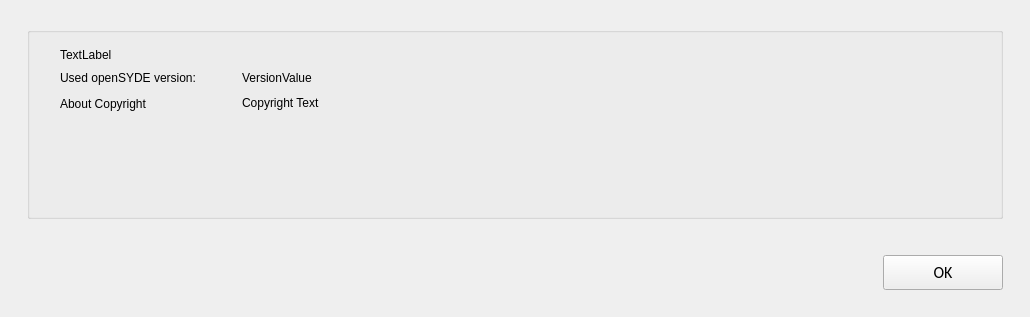
The window that opensyde_tool/src/navigable_gui/C_NagAboutDialog.ui (openSYDE/openSYDE) describes before a commit, drawn with Qt 5.
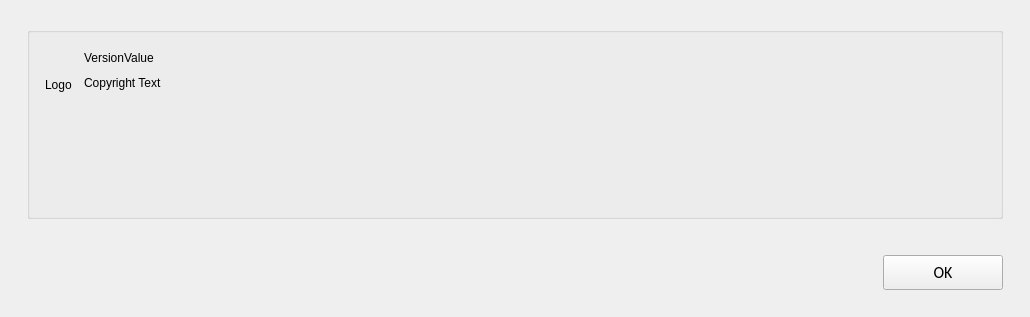
The same window after the commit. Custom widgets are drawn as their Qt base class.

```diff
--- a/opensyde_tool/src/navigable_gui/C_NagAboutDialog.ui
+++ b/opensyde_tool/src/navigable_gui/C_NagAboutDialog.ui
@@ -69,7 +69,7 @@
           </property>
           <property name="sizeHint" stdset="0">
            <size>
-            <width>21</width>
+            <width>6</width>
             <height>20</height>
            </size>
           </property>
@@ -84,69 +84,31 @@
            <number>0</number>
           </property>
           <item>
-           <widget class="QLabel" name="pc_LabelLogo">
-            <property name="text">
-             <string>TextLabel</string>
-            </property>
-           </widget>
-          </item>
-          <item>
-           <layout class="QHBoxLayout" name="horizontalLayout_6" stretch="0,0,1">
+           <layout class="QHBoxLayout" name="horizontalLayout_6" stretch="0,0,0,1">
             <item>
              <layout class="QVBoxLayout" name="verticalLayout_2">
               <item>
-               <layout class="QHBoxLayout" name="horizontalLayout_3" stretch="0,0">
-                <property name="spacing">
-                 <number>6</number>
-                </property>
-                <item>
-                 <widget class="stw_opensyde_gui_elements::C_OgeLabGroupItem" name="pc_LabelDescOpenSYDEVersion">
-                  <property name="text">
-                   <string>Used openSYDE version:</string>
-                  </property>
-                 </widget>
-                </item>
-                <item>
-                 <spacer name="horizontalSpacer_4">
+               <spacer name="verticalSpacer_5">
                   <property name="orientation">
-                   <enum>Qt::Horizontal</enum>
+                 <enum>Qt::Vertical</enum>
                   </property>
                   <property name="sizeType">
-                   <enum>QSizePolicy::Expanding</enum>
+                 <enum>QSizePolicy::Fixed</enum>
                   </property>
                   <property name="sizeHint" stdset="0">
                    <size>
-                    <width>40</width>
-                    <height>20</height>
+                  <width>20</width>
+                  <height>30</height>
                    </size>
                   </property>
                  </spacer>
                 </item>
-               </layout>
-              </item>
               <item>
-               <layout class="QHBoxLayout" name="horizontalLayout_13">
-                <item>
-                 <widget class="stw_opensyde_gui_elements::C_OgeLabGroupItem" name="pc_AboutCopyright">
+               <widget class="QLabel" name="pc_LabelLogo">
                   <property name="text">
-                   <string>About Copyright</string>
-                  </property>
-                 </widget>
-                </item>
-                <item>
-                 <spacer name="horizontalSpacer_8">
-                  <property name="orientation">
-                   <enum>Qt::Horizontal</enum>
-                  </property>
-                  <property name="sizeHint" stdset="0">
-                   <size>
-                    <width>40</width>
-                    <height>20</height>
-                   </size>
-                  </property>
-                 </spacer>
-                </item>
-               </layout>
+                 <string>Logo</string>
+                </property>
+               </widget>
               </item>
               <item>
                <spacer name="verticalSpacer_4">
@@ -163,6 +125,19 @@
               </item>
              </layout>
             </item>
+            <item>
+             <spacer name="horizontalSpacer_2">
+              <property name="orientation">
+               <enum>Qt::Horizontal</enum>
+              </property>
+              <property name="sizeHint" stdset="0">
+               <size>
+                <width>6</width>
+                <height>25</height>
+               </size>
+              </property>
+             </spacer>
+            </item>
             <item>
              <layout class="QVBoxLayout" name="verticalLayout_3" stretch="0">
               <item>
@@ -351,11 +326,6 @@
   </layout>
  </widget>
  <customwidgets>
-  <customwidget>
-   <class>stw_opensyde_gui_elements::C_OgeLabGroupItem</class>
-   <extends>QLabel</extends>
-   <header>C_OgeLabGroupItem.h</header>
-  </customwidget>
   <customwidget>
    <class>stw_opensyde_gui_elements::C_OgeLabGroupItemValue</class>
    <extends>QLabel</extends>
@@ -372,6 +342,11 @@
    <header>C_OgeGbx.h</header>
    <container>1</container>
   </customwidget>
+  <customwidget>
+   <class>stw_opensyde_gui_elements::C_OgeLabHeadingGroupBold</class>
+   <extends>QLabel</extends>
+   <header>C_OgeLabHeadingGroupBold.h</header>
+  </customwidget>
  </customwidgets>
  <resources/>
  <connections/>
```
Left out of the diff: 6 changed lines with no effect on the pictures. Lines whose indentation alone changed are shown as unchanged.
